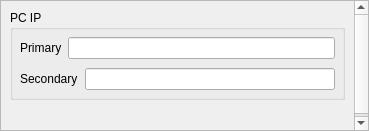
Old version of the form presentation/widgets/networksettings.ui in the repository sirius2beta/Marinelink.
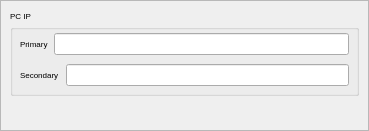
New version of the form.

Diff of the .ui file:
```diff
--- a/presentation/widgets/networksettings.ui
+++ b/presentation/widgets/networksettings.ui
@@ -43,7 +43,7 @@
         <x>0</x>
         <y>0</y>
         <width>350</width>
-        <height>156</height>
+        <height>140</height>
        </rect>
       </property>
       <layout class="QVBoxLayout" name="verticalLayout_2">
@@ -61,6 +61,11 @@
            <height>0</height>
           </size>
          </property>
+         <property name="font">
+          <font>
+           <pointsize>6</pointsize>
+          </font>
+         </property>
          <property name="title">
           <string>PC IP</string>
          </property>
```
